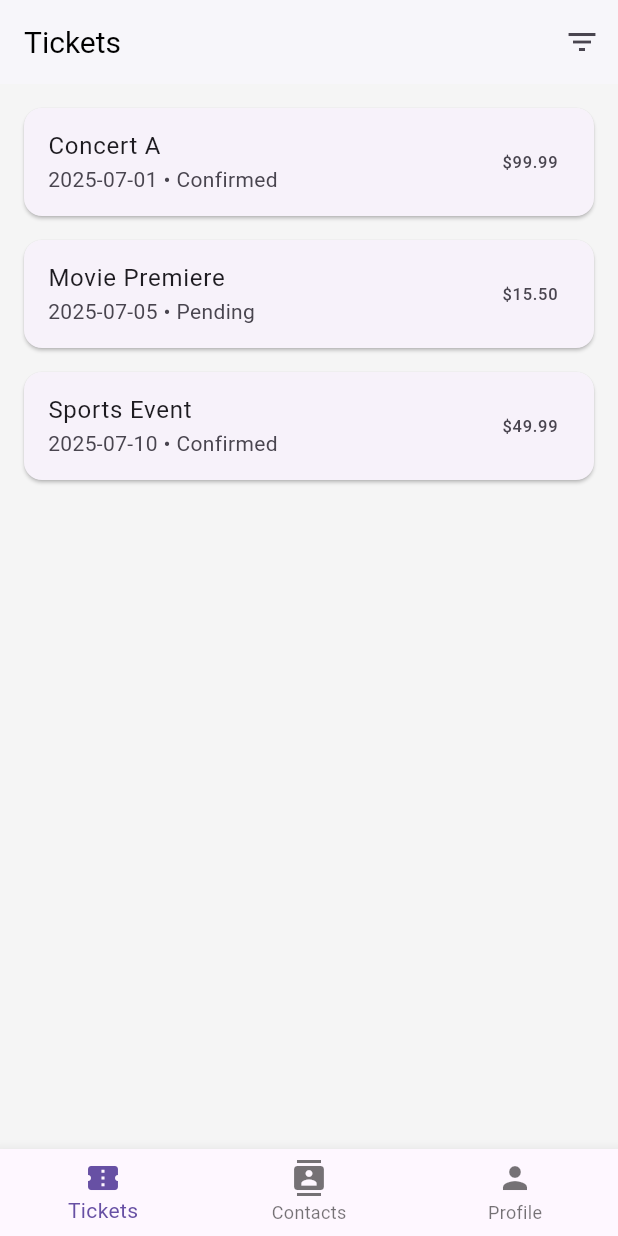
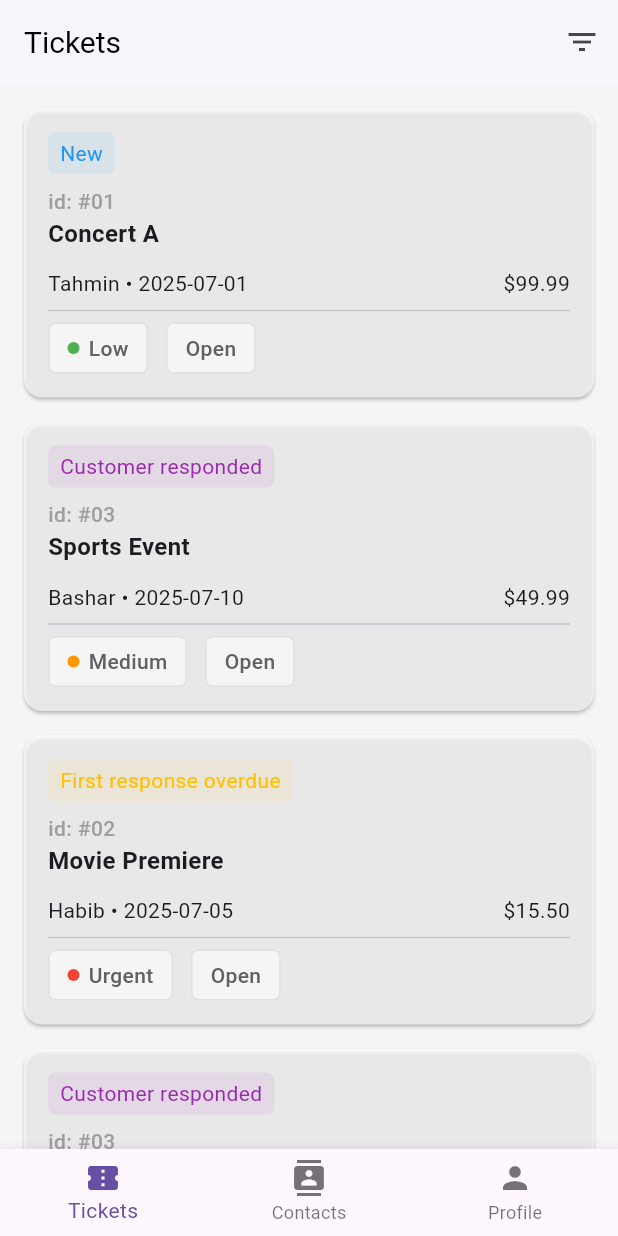
Before and after one commit to salmanbashar1009/project_m360ict, a Flutter app: the screen it shows after launch, on a phone screen of 412 x 824 dp. Run offline on Flutter 3.47's test engine with Material 3 defaults, Android fonts, the phone set to English and light mode, and no system bars; our stand-ins replace flutter_riverpod, go_router.

Commit message:
ticket card ui updated

```diff
--- a/lib/features/tickets/data/data_sources/ticket_data_source.dart
+++ b/lib/features/tickets/data/data_sources/ticket_data_source.dart
@@ -5,12 +5,14 @@ import '../models/ticket.dart';
 
 class TicketDataSource {
   Future<List<Ticket>> getTickets() async {
-    // Simulate API delay
+    /// API simulation with a 1-second delay
     await Future.delayed(const Duration(seconds: 1));
     return [
-      Ticket(id: '1', title: 'Concert A', date: '2025-07-01', status: 'Confirmed', price: 99.99),
-      Ticket(id: '2', title: 'Movie Premiere', date: '2025-07-05', status: 'Pending', price: 15.50),
-      Ticket(id: '3', title: 'Sports Event', date: '2025-07-10', status: 'Confirmed', price: 49.99),
+      Ticket(id: '#01',  title: 'Concert A', date: '2025-07-01', status: 'New',priority: "Low",name: "Tahmin", price: 99.99),
+      Ticket(id: '#03', title: 'Sports Event', date: '2025-07-10', status: 'Customer responded',priority:'Medium' , name: 'Bashar', price: 49.99),
+      Ticket(id: '#02', title: 'Movie Premiere', date: '2025-07-05', status: 'First response overdue',priority: "Urgent",name: "Habib", price: 15.50),
+      Ticket(id: '#03', title: 'Sports Event', date: '2025-07-10', status: 'Customer responded',priority:'Medium' , name: 'Bashar', price: 49.99),
+      Ticket(id: '#01',  title: 'Concert A', date: '2025-07-01', status: 'New',priority: "Low",name: "Tahmin", price: 99.99),
     ];
   }
 }
--- a/lib/features/tickets/data/models/ticket.dart
+++ b/lib/features/tickets/data/models/ticket.dart
@@ -4,6 +4,8 @@ class Ticket {
   final String date;
   final String status;
   final double price;
+  final String priority;
+  final String name;
 
   Ticket({
     required this.id,
@@ -11,5 +13,7 @@ class Ticket {
     required this.date,
     required this.status,
     required this.price,
+    required this.priority,
+    required this.name
   });
 }
--- a/lib/features/tickets/presentation/screens/ticket_screen.dart
+++ b/lib/features/tickets/presentation/screens/ticket_screen.dart
@@ -1,7 +1,7 @@
 import 'package:flutter/material.dart';
 import 'package:flutter_riverpod/flutter_riverpod.dart';
 import 'package:go_router/go_router.dart';
-
+import 'package:project_m360ict/features/tickets/presentation/screens/widgets/priority_button.dart';
 import '../providers/ticket_provider.dart';
 
 
@@ -11,6 +11,21 @@ class TicketScreen extends ConsumerWidget {
   @override
   Widget build(BuildContext context, WidgetRef ref) {
     final ticketState = ref.watch(ticketProvider);
+
+    Color _getStatusColor(String status) {
+      switch (status.toLowerCase()) {
+        case 'new':
+          return Colors.blue;
+        case 'first response overdue':
+          return Colors.amber;
+        case 'customer responded':
+          return Colors.purple;
+        default:
+          return Colors.black87;
+      }
+    }
+
+    debugPrint('============= TicketScreen built =============');
     return Scaffold(
       appBar: AppBar(
         title: const Text('Tickets'),
@@ -27,12 +42,40 @@ class TicketScreen extends ConsumerWidget {
           itemCount: tickets.length,
           itemBuilder: (context, index) {
             final ticket = tickets[index];
+
             return Card(
               margin: const EdgeInsets.only(bottom: 16),
-              child: ListTile(
-                title: Text(ticket.title),
-                subtitle: Text('${ticket.date} • ${ticket.status}'),
-                trailing: Text('\$${ticket.price.toStringAsFixed(2)}'),
+              color: Colors.white70,
+              child: Padding(
+                padding: const EdgeInsets.all(16),
+                child: Column(
+                  crossAxisAlignment: CrossAxisAlignment.start,
+                  children: [
+                    // Title section
+                    Container(
+                      padding: const EdgeInsets.symmetric(horizontal: 8,vertical: 4),
+                      decoration: BoxDecoration(
+                        color: _getStatusColor(ticket.status).withAlpha(20),
+                        borderRadius: BorderRadius.circular(5),
+                      ),
+                      child: Text(ticket.status,style: TextStyle(color: _getStatusColor(ticket.status))),
+                    ),
+                    const SizedBox(height: 8),
+                    Text("id: ${ticket.id}",style: const  TextStyle(fontSize: 14,color: Colors.grey,fontWeight: FontWeight.w500,)),
+                    Text(ticket.title,style: const TextStyle(fontSize: 16,fontWeight: FontWeight.bold)),
+                    const SizedBox(height: 12),
+                    // Subtitle and trailing section
+                    Row(
+                      mainAxisAlignment: MainAxisAlignment.spaceBetween,
+                      children: [
+                        Text('${ticket.name} • ${ticket.date}'),
+                        Text('\$${ticket.price.toStringAsFixed(2)}'),
+                      ],
+                    ),
+                    Divider(),
+                    PriorityButtons(priorityText: ticket.priority),
+                  ],
+                ),
               ),
             );
           },
--- /dev/null
+++ b/lib/features/tickets/presentation/screens/widgets/priority_button.dart
@@ -0,0 +1,80 @@
+import 'package:flutter/material.dart';
+
+class PriorityButtons extends StatefulWidget {
+  const PriorityButtons({super.key, required this.priorityText});
+
+  final String? priorityText;
+
+  @override
+  State<PriorityButtons> createState() => _PriorityButtonsState();
+}
+
+class _PriorityButtonsState extends State<PriorityButtons> {
+  String statusText = "Open";
+
+  Color _getPriorityColor() => switch (widget.priorityText) {
+    "Low" => Colors.green,
+    "Medium" => Colors.orange,
+    "Urgent" => Colors.red,
+    _ => Colors.transparent,
+  };
+
+  @override
+  Widget build(BuildContext context) {
+    return Row(
+      children: [
+        _buildButton(
+          text: widget.priorityText!,
+          prefix: Container(
+            width: 8,
+            height: 8,
+            decoration: BoxDecoration(
+              color: _getPriorityColor(),
+              shape: BoxShape.circle,
+            ),
+          ),
+        ),
+        const SizedBox(width: 12),
+        _buildButton(
+          text: statusText,
+          onTap: () => setState(() {
+            statusText = statusText == "Open" ? "Closed" : "Open";
+          }),
+        ),
+        SizedBox(width: 12,),
+        if (statusText == "Closed")
+          _buildButton(text: "Spam"),
+      ],
+    );
+  }
+  Widget _buildButton({required String text, VoidCallback? onTap, Widget? prefix}) {
+    return GestureDetector(
+      onTap: onTap,
+      child: Container(
+        padding: const EdgeInsets.symmetric(horizontal: 12, vertical: 6),
+        decoration: BoxDecoration(
+          color: Colors.grey[100],
+          borderRadius: BorderRadius.circular(5),
+          border: Border.all(color: Colors.grey[300]!),
+        ),
+        child: Row(
+          mainAxisSize: MainAxisSize.min,
+          children: [
+            if (prefix != null) ...[
+              prefix,
+              const SizedBox(width: 6),
+            ],
+            Text(
+              text,
+              style: TextStyle(
+                fontSize: 14,
+                color: Colors.grey[700],
+                fontWeight: FontWeight.w500,
+              ),
+            ),
+          ],
+        ),
+      ),
+    );
+  }
+}
--- a/lib/main.dart
+++ b/lib/main.dart
@@ -16,6 +16,7 @@ class MyApp extends ConsumerWidget {
     final router = ref.watch(routerProvider);
     return MaterialApp.router(
       title: 'Ticketing App',
+      debugShowCheckedModeBanner: false,
       theme: ThemeData(
         primarySwatch: Colors.blue,
         scaffoldBackgroundColor: Colors.grey[100],
```
